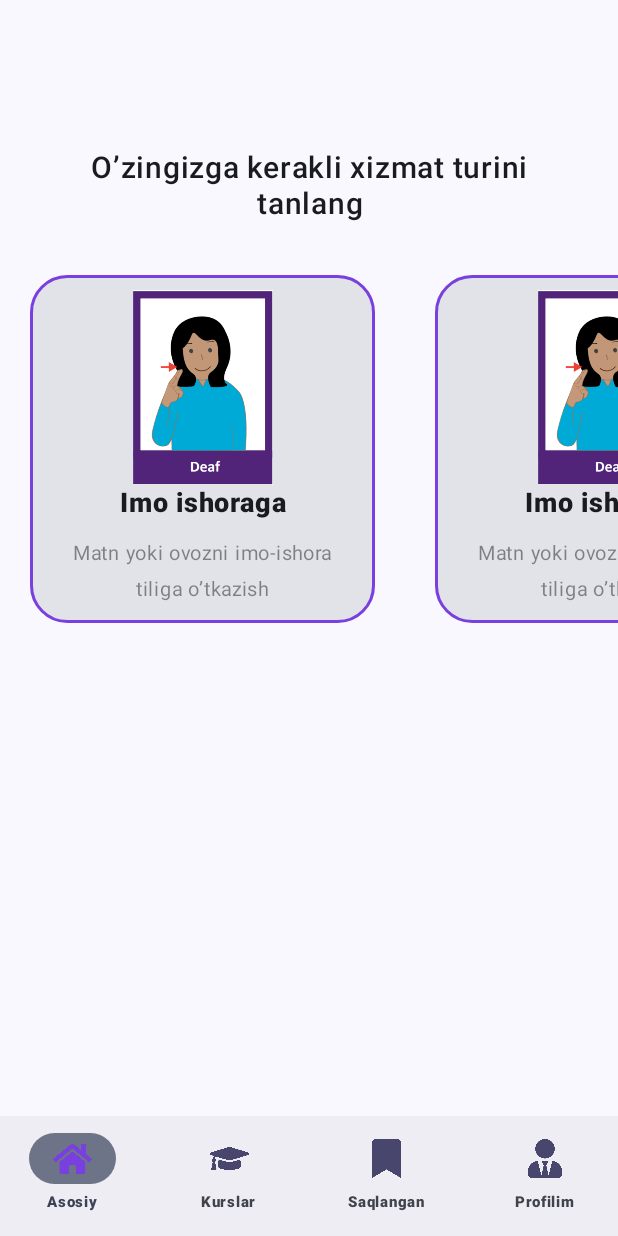
After one commit to jurabek003/IshoraAI, an Android app built with Jetpack Compose: the composable MainScreen shown on its own in the app's theme, on a phone screen of 412 x 824 dp. The commit adds this screen. Run offline under Robolectric (Android 15) with nearby library versions, the phone set to English and light mode, and no system bars.

Commit message:
mainScreen started

```diff
--- /dev/null
+++ b/app/src/main/java/uz/turgunboyevjurabek/ishoraai/Domein/BottomNavigationItem.kt
@@ -0,0 +1,13 @@
+package uz.turgunboyevjurabek.ishoraai.Domein
+
+import androidx.compose.ui.graphics.Color
+import androidx.compose.ui.graphics.painter.Painter
+
+data class BottomNavigationItem (
+    val title: String,
+    val icon:Painter,
+    val selectedColor: Color,
+    val unselectedColor:Color,
+    val screenRout:String,
+    val badgeCount:Int
+)
--- /dev/null
+++ b/app/src/main/java/uz/turgunboyevjurabek/ishoraai/Domein/CustomWebChromeClient.kt
@@ -0,0 +1,15 @@
+package uz.turgunboyevjurabek.ishoraai.Domein
+
+import android.util.Log
+import android.webkit.ConsoleMessage
+import android.webkit.WebChromeClient
+import android.webkit.WebView
+
+class CustomWebChromeClient : WebChromeClient() {
+    override fun onCloseWindow(window: WebView?) {}
+
+    override fun onConsoleMessage(consoleMessage: ConsoleMessage?): Boolean {
+        Log.d("jjjj", consoleMessage?.message().toString())
+        return true
+    }
+}
--- a/app/src/main/java/uz/turgunboyevjurabek/ishoraai/MainActivity.kt
+++ b/app/src/main/java/uz/turgunboyevjurabek/ishoraai/MainActivity.kt
@@ -21,6 +21,8 @@ import androidx.compose.ui.Modifier
 import androidx.compose.ui.platform.LocalContext
 import androidx.compose.ui.tooling.preview.Preview
 import androidx.compose.ui.viewinterop.AndroidView
+import uz.turgunboyevjurabek.ishoraai.Domein.CustomWebChromeClient
+import uz.turgunboyevjurabek.ishoraai.Presentation.UI_screens.MainScreen
 import uz.turgunboyevjurabek.ishoraai.ui.theme.IshoraAITheme
 
 class MainActivity : ComponentActivity() {
@@ -33,7 +35,7 @@ class MainActivity : ComponentActivity() {
                     Column(
                         modifier = Modifier.padding(innerPadding)
                     ) {
-                        MyWebView()
+                        MainScreen()
                     }
                 }
             }
@@ -60,12 +62,3 @@ fun MyWebView() {
         it.loadUrl(mUrl)
     })
 }
-
-class CustomWebChromeClient : WebChromeClient() {
-    override fun onCloseWindow(window: WebView?) {}
-
-    override fun onConsoleMessage(consoleMessage: ConsoleMessage?): Boolean {
-        Log.d("jjjj", consoleMessage?.message().toString())
-        return true
-    }
-}
--- /dev/null
+++ b/app/src/main/java/uz/turgunboyevjurabek/ishoraai/Presentation/UI_items/BottomNavigationButton.kt
@@ -0,0 +1,16 @@
+package uz.turgunboyevjurabek.ishoraai.Presentation.UI_items
+
+import androidx.compose.material3.NavigationBar
+import androidx.compose.material3.NavigationBarItem
+import androidx.compose.runtime.Composable
+import androidx.compose.ui.res.colorResource
+import androidx.compose.ui.res.painterResource
+import uz.turgunboyevjurabek.ishoraai.Domein.BottomNavigationItem
+import uz.turgunboyevjurabek.ishoraai.R
+
+@Composable
+fun BottomNavigationButton(selectedTabIndex: Int) {
+
+
+
+}
--- /dev/null
+++ b/app/src/main/java/uz/turgunboyevjurabek/ishoraai/Presentation/UI_screens/MainScreen.kt
@@ -0,0 +1,183 @@
+package uz.turgunboyevjurabek.ishoraai.Presentation.UI_screens
+
+import android.annotation.SuppressLint
+import androidx.compose.foundation.BorderStroke
+import androidx.compose.foundation.Image
+import androidx.compose.foundation.background
+import androidx.compose.foundation.layout.Arrangement
+import androidx.compose.foundation.layout.Column
+import androidx.compose.foundation.layout.fillMaxSize
+import androidx.compose.foundation.layout.height
+import androidx.compose.foundation.layout.padding
+import androidx.compose.foundation.layout.size
+import androidx.compose.foundation.layout.width
+import androidx.compose.foundation.layout.wrapContentHeight
+import androidx.compose.foundation.lazy.LazyRow
+import androidx.compose.foundation.shape.RoundedCornerShape
+import androidx.compose.material3.Card
+import androidx.compose.material3.CardColors
+import androidx.compose.material3.Icon
+import androidx.compose.material3.NavigationBar
+import androidx.compose.material3.NavigationBarItem
+import androidx.compose.material3.NavigationBarItemColors
+import androidx.compose.material3.Scaffold
+import androidx.compose.material3.Text
+import androidx.compose.runtime.Composable
+import androidx.compose.runtime.getValue
+import androidx.compose.runtime.mutableIntStateOf
+import androidx.compose.runtime.saveable.rememberSaveable
+import androidx.compose.runtime.setValue
+import androidx.compose.ui.Alignment
+import androidx.compose.ui.Modifier
+import androidx.compose.ui.draw.alpha
+import androidx.compose.ui.draw.clip
+import androidx.compose.ui.graphics.Color
+import androidx.compose.ui.res.colorResource
+import androidx.compose.ui.res.painterResource
+import androidx.compose.ui.text.font.FontWeight
+import androidx.compose.ui.text.style.TextAlign
+import androidx.compose.ui.unit.dp
+import androidx.compose.ui.unit.sp
+import uz.turgunboyevjurabek.ishoraai.Domein.BottomNavigationItem
+import uz.turgunboyevjurabek.ishoraai.Presentation.UI_items.BottomNavigationButton
+import uz.turgunboyevjurabek.ishoraai.R
+
+@SuppressLint("UnusedMaterial3ScaffoldPaddingParameter", "AutoboxingStateCreation")
+@Composable
+fun MainScreen() {
+    val items = listOf(
+        BottomNavigationItem(
+            title = "Asosiy",
+            icon = painterResource(id = R.drawable.ic_home),
+            selectedColor = colorResource(id = R.color.selected),
+            unselectedColor = colorResource(id = R.color.unselected),
+            screenRout = "MainScreen",
+            badgeCount = 0
+        ),
+        BottomNavigationItem(
+            title = "Kurslar",
+            icon = painterResource(id = R.drawable.ic_cours),
+            selectedColor = colorResource(id = R.color.selected),
+            unselectedColor = colorResource(id = R.color.unselected),
+            screenRout = "TasbexScreen",
+            badgeCount = 0
+        ),
+        BottomNavigationItem(
+            title = "Saqlangan",
+            icon = painterResource(id = R.drawable.ic_saves),
+            selectedColor = colorResource(id = R.color.selected),
+            unselectedColor = colorResource(id = R.color.unselected),
+            screenRout = "Dayof7Screen",
+            badgeCount = 0
+        ),
+        BottomNavigationItem(
+            title = "Profilim",
+            icon = painterResource(id = R.drawable.ic_profile),
+            selectedColor = colorResource(id = R.color.selected),
+            unselectedColor = colorResource(id = R.color.unselected),
+            screenRout = "Dayof30Screen",
+            badgeCount = 0
+        ),
+    )
+
+
+    Scaffold(modifier = Modifier.fillMaxSize(),
+        bottomBar = {
+            var selectedTabIndex by rememberSaveable {
+                mutableIntStateOf(0)
+            }
+            NavigationBar {
+                items.forEachIndexed { index, bottomNavigationItem ->
+                    NavigationBarItem(
+                        selected = selectedTabIndex == index,
+                        onClick = {
+                            selectedTabIndex = index
+                        },
+                        label = {
+                            Text(
+                                text = bottomNavigationItem.title,
+                                fontSize = 10.sp,
+                                fontWeight = FontWeight.ExtraBold
+                            )
+                        },
+                        icon = {
+                            Icon(
+                                painter = bottomNavigationItem.icon,
+                                contentDescription = null,
+                                modifier = Modifier.size(26.dp),
+                                tint = if (selectedTabIndex == index) bottomNavigationItem.selectedColor else bottomNavigationItem.unselectedColor
+                            )
+                        },
+                    )
+
+                }
+            }
+        }
+    ) {
+        Column(
+            modifier = Modifier
+                .fillMaxSize()
+        ) {
+            Text(
+                text = "O’zingizga kerakli xizmat turini tanlang",
+                fontSize = 20.sp,
+                textAlign = TextAlign.Center,
+                fontWeight = FontWeight.SemiBold,
+                modifier = Modifier
+                    .padding(top = 100.dp, start = 30.dp, end = 30.dp)
+            )
+
+            LazyRow(
+                modifier = Modifier.padding(top = 15.dp)
+            ) {
+                items(3){
+                    ListUI()
+                }
+            }
+
+        }
+    }
+
+}
+
+@Composable
+fun ListUI() {
+    Card(
+        border = BorderStroke(2.dp, colorResource(id = R.color.selected)),
+        modifier = Modifier
+            .padding(20.dp)
+            .width(230.dp)
+            .wrapContentHeight(unbounded = true),
+        shape = RoundedCornerShape(25.dp),
+    ) {
+        Column(
+            modifier = Modifier
+                .padding(10.dp)
+                .fillMaxSize(),
+            verticalArrangement = Arrangement.SpaceAround,
+            horizontalAlignment = Alignment.CenterHorizontally
+        ) {
+            Image(
+                painter = painterResource(id = R.drawable.img1),
+                contentDescription = null,
+                modifier = Modifier
+                    .width(100.dp)
+                    .height(130.dp)
+            )
+            Text(text = "Imo ishoraga", fontSize = 18.sp, textAlign = TextAlign.Center, fontWeight = FontWeight.ExtraBold)
+            Text(
+                text = "Matn yoki ovozni imo-ishora tiliga o’tkazish",
+                fontSize = 13.sp,
+                textAlign = TextAlign.Center,
+                modifier = Modifier
+                    .alpha(0.5f)
+                    .padding(top = 10.dp, start = 5.dp, end = 5.dp)
+            )
+
+
+        }
+
+    }
+
+
+}
--- /dev/null
+++ b/app/src/main/java/uz/turgunboyevjurabek/ishoraai/Presentation/abs.java
@@ -0,0 +1,4 @@
+package uz.turgunboyevjurabek.ishoraai.Presentation;
+
+public class abs {
+}
--- a/app/src/main/res/values/colors.xml
+++ b/app/src/main/res/values/colors.xml
@@ -7,4 +7,8 @@
     <color name="teal_700">#FF018786</color>
     <color name="black">#FF000000</color>
     <color name="white">#FFFFFFFF</color>
+    <color name="unselected">#48466D</color>
+    <color name="selected">#793FDF</color>
+
+
 </resources>
```
Also changed, not shown: app/src/main/res/drawable/ic_cours.png (added), app/src/main/res/drawable/ic_home.png (added), app/src/main/res/drawable/ic_profile.png (added), app/src/main/res/drawable/ic_saves.png (added), app/src/main/res/drawable/img1.png (added).
